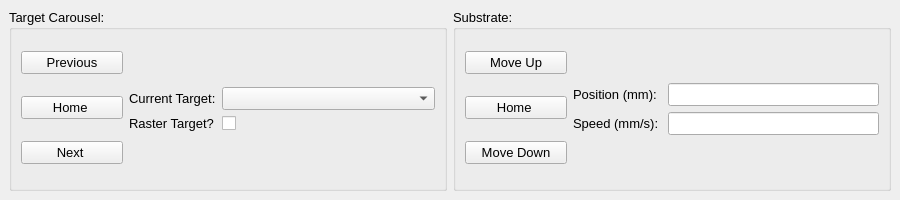
The window that src/ui/docked_motor_control.ui (ibrummel/PLD-Laser-Brain) describes before a commit, drawn with Qt 5.
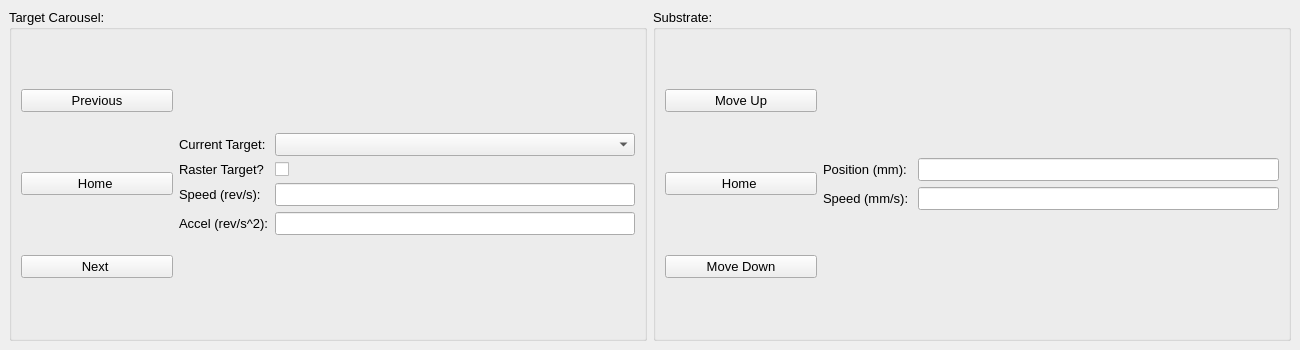
The same window after the commit. Icons and pictures are not drawn.

Commit message: Added controls for adjusting the speed and acceleration of the target carousel. Added supporting functions and updated ui files to accommodate.

Patch:
```diff
--- a/src/ui/docked_motor_control.ui
+++ b/src/ui/docked_motor_control.ui
@@ -6,8 +6,8 @@
    <rect>
     <x>0</x>
     <y>0</y>
-    <width>900</width>
-    <height>200</height>
+    <width>1300</width>
+    <height>350</height>
    </rect>
   </property>
   <property name="sizePolicy">
@@ -18,8 +18,8 @@
   </property>
   <property name="minimumSize">
    <size>
-    <width>900</width>
-    <height>198</height>
+    <width>1300</width>
+    <height>350</height>
    </size>
   </property>
   <property name="font">
@@ -113,6 +113,26 @@
            </property>
           </widget>
          </item>
+         <item row="2" column="1">
+          <widget class="QLineEdit" name="line_carousel_speed"/>
+         </item>
+         <item row="3" column="1">
+          <widget class="QLineEdit" name="line_carousel_accel"/>
+         </item>
+         <item row="2" column="0">
+          <widget class="QLabel" name="lbl_carousel_speed">
+           <property name="text">
+            <string>Speed (rev/s):</string>
+           </property>
+          </widget>
+         </item>
+         <item row="3" column="0">
+          <widget class="QLabel" name="lbl_carousel_accel">
+           <property name="text">
+            <string>Accel (rev/s^2):</string>
+           </property>
+          </widget>
+         </item>
         </layout>
        </item>
       </layout>
```
The commit also changes 3 other files.
